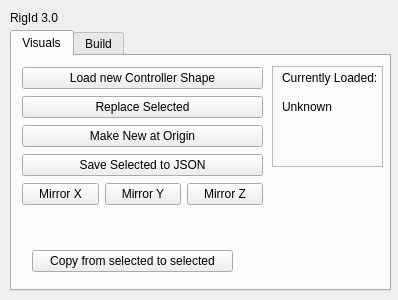
Qt form uis/rigid_main.ui (retsyn/rigid3) before a commit.
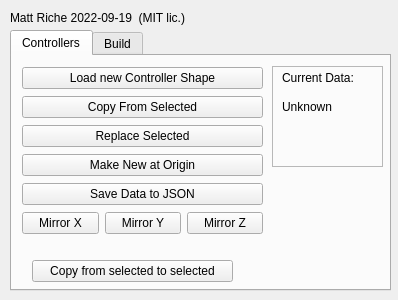
The same form after that commit.

The edit to the form file:
```diff
--- a/uis/rigid_main.ui
+++ b/uis/rigid_main.ui
@@ -27,7 +27,7 @@
    </property>
    <widget class="QWidget" name="tab_1">
     <attribute name="title">
-     <string>Visuals</string>
+     <string>Controllers</string>
     </attribute>
     <widget class="QWidget" name="verticalLayoutWidget">
      <property name="geometry">
@@ -35,7 +35,7 @@
        <x>10</x>
        <y>10</y>
        <width>241</width>
-       <height>143</height>
+       <height>172</height>
       </rect>
      </property>
      <layout class="QVBoxLayout" name="verticalLayout">
@@ -46,6 +46,13 @@
         </property>
        </widget>
       </item>
+      <item>
+       <widget class="QPushButton" name="copy_data_button">
+        <property name="text">
+         <string>Copy From Selected</string>
+        </property>
+       </widget>
+      </item>
       <item>
        <widget class="QPushButton" name="pushButton_2">
         <property name="text">
@@ -63,7 +70,7 @@
       <item>
        <widget class="QPushButton" name="pushButton_5">
         <property name="text">
-         <string>Save Selected to JSON</string>
+         <string>Save Data to JSON</string>
         </property>
        </widget>
       </item>
@@ -119,7 +126,7 @@
        </rect>
       </property>
       <property name="text">
-       <string>Currently Loaded:</string>
+       <string>Current Data:</string>
       </property>
      </widget>
      <widget class="QLabel" name="label_3">
@@ -140,9 +147,9 @@
      <property name="geometry">
       <rect>
        <x>20</x>
-       <y>180</y>
+       <y>200</y>
        <width>201</width>
-       <height>51</height>
+       <height>31</height>
       </rect>
      </property>
      <layout class="QVBoxLayout" name="verticalLayout_2">
@@ -185,7 +192,7 @@
     </rect>
    </property>
    <property name="text">
-    <string>RigId 3.0</string>
+    <string>Matt Riche 2022-09-19  (MIT lic.)</string>
    </property>
   </widget>
  </widget>
```
Left out of the diff: 20 changed lines with no effect on the pictures.
